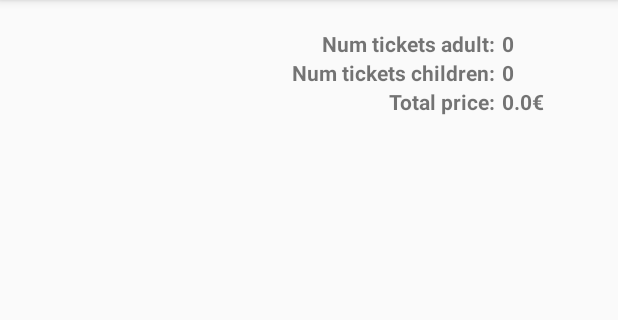
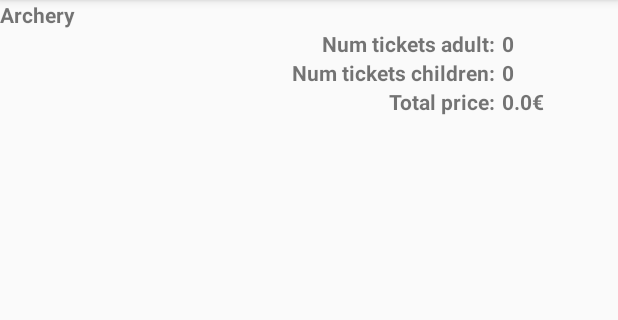
Before and after one commit to manelpm10/android-3-olympicgamestickets, an Android app: the screen it shows after launch (ShowTicketsSummaryActivity), after a tap on "BUY", on a phone screen of 412 x 824 dp, the part 84-404 px from its top. Run offline under Robolectric (Android 15) with nearby library versions, the phone set to English and light mode, and no system bars.

```diff
--- a/src/main/java/es/pue/android/olympicgamestickets/BuyTicketsFormActivity.java
+++ b/src/main/java/es/pue/android/olympicgamestickets/BuyTicketsFormActivity.java
@@ -14,6 +14,7 @@ import java.util.ArrayList;
 import java.util.List;
 
 import es.pue.android.olympicgamestickets.model.Sport;
+import es.pue.android.olympicgamestickets.service.TicketsCalculator;
 
 public class BuyTicketsFormActivity extends AppCompatActivity {
 
@@ -32,8 +33,6 @@ public class BuyTicketsFormActivity extends AppCompatActivity {
         super.onCreate(savedInstanceState);
         setContentView(R.layout.activity_buy_tickets_form);
 
-        this.init();
-
         tvTotalPrice = findViewById(R.id.tvTotalPrice);
 
         spNumTicketsAdult = findViewById(R.id.spNumTicketsAdult);
@@ -45,23 +44,27 @@ public class BuyTicketsFormActivity extends AppCompatActivity {
         spSport = findViewById(R.id.spSport);
         spSport.setOnItemSelectedListener(this.getOnSpSportItemSelectedListener());
 
-        //this.printSports();
+        this.initSports();
     }
 
-    private void printSports() {
-        ArrayAdapter spinnerAdapter = (ArrayAdapter) spSport.getAdapter();
-        for (Sport sport: sports) {
-            spinnerAdapter.add(sport.getName());
-        }
-        spinnerAdapter.notifyDataSetChanged();
-    }
-
-    private void init() {
+    private void initSports() {
         sports = new ArrayList<>();
+        List<String> sportNames = new ArrayList<>();
 
         sports.add(new Sport(1, getString(R.string.litsArchery), 10.00d, 5.00d));
         sports.add(new Sport(2, getString(R.string.litsJabalin), 20.00d, 10.00d));
         sports.add(new Sport(3, getString(R.string.litsThrowHammer), 30.00d, 15.00d));
+
+        for (Sport sport: sports) {
+            sportNames.add(sport.getName());
+        }
+
+        spSport.setAdapter(
+                new ArrayAdapter<>(
+                        this, R.layout.support_simple_spinner_dropdown_item,
+                        sportNames
+                )
+        );
     }
 
     @NonNull
@@ -81,24 +84,21 @@ public class BuyTicketsFormActivity extends AppCompatActivity {
 
     private double getTotalPrice() {
         int selectedSport = spSport.getSelectedItemPosition();
-        if (0 >= selectedSport) {
-            return 0;
-        }
 
-        int numTicketsAdult = spNumTicketsAdult.getSelectedItemPosition();
-        int numTicketsChildren = spNumTicketsChildren.getSelectedItemPosition();
-        double ticketPriceAdult = sports.get(selectedSport).getPriceAdult();
-        double ticketPriceChildren = sports.get(selectedSport).getPriceChild();
-
-        return (numTicketsAdult * ticketPriceAdult) + (numTicketsChildren * ticketPriceChildren);
+        return new TicketsCalculator().calculte(
+                spNumTicketsAdult.getSelectedItemPosition(),
+                spNumTicketsChildren.getSelectedItemPosition(),
+                sports.get(selectedSport));
     }
 
     public void showInfo(View view) {
+        int selectedSport = spSport.getSelectedItemPosition();
+        Sport sport = sports.get(selectedSport);
+
         Intent i = new Intent(BuyTicketsFormActivity.this, ShowTicketsSummaryActivity.class);
-        i.putExtra("numTicketsAdult", spNumTicketsAdult.getSelectedItemPosition());
-        i.putExtra("numTicketsChildren", spNumTicketsChildren.getSelectedItemPosition());
-        i.putExtra("totalPrice", getTotalPrice());
-        i.putExtra("sportName", spSport.getSelectedItem().toString());
+        i.putExtra(Constants.NUM_TICKETS_ADULT, spNumTicketsAdult.getSelectedItemPosition());
+        i.putExtra(Constants.NUM_TICKETS_CHILD, spNumTicketsChildren.getSelectedItemPosition());
+        i.putExtra(Constants.SPORT, sport);
         startActivity(i);
     }
 }
--- /dev/null
+++ b/src/main/java/es/pue/android/olympicgamestickets/Constants.java
@@ -0,0 +1,7 @@
+package es.pue.android.olympicgamestickets;
+
+public class Constants {
+    public static final String SPORT = "Sport";
+    public static final String NUM_TICKETS_ADULT = "numTicketsAdult";
+    public static final String NUM_TICKETS_CHILD = "numTicketsChild";
+}
--- a/src/main/java/es/pue/android/olympicgamestickets/ShowTicketsSummaryActivity.java
+++ b/src/main/java/es/pue/android/olympicgamestickets/ShowTicketsSummaryActivity.java
@@ -4,6 +4,9 @@ import android.content.Intent;
 import android.support.v7.app.AppCompatActivity;
 import android.os.Bundle;
 import android.widget.TextView;
+
+import es.pue.android.olympicgamestickets.model.Sport;
+import es.pue.android.olympicgamestickets.service.TicketsCalculator;
 
 public class ShowTicketsSummaryActivity extends AppCompatActivity {
 
@@ -12,18 +15,20 @@ public class ShowTicketsSummaryActivity extends AppCompatActivity {
         super.onCreate(savedInstanceState);
         setContentView(R.layout.activity_show_tickets_summary);
 
+        TicketsCalculator calculator = new TicketsCalculator();
+
         Intent i = getIntent();
-        String sportName = i.getStringExtra("sportName");
-        int numTicketsAdult = i.getIntExtra("numTicketsAdult", 0);
-        int numTicketsChildren = i.getIntExtra("numTicketsChildren", 0);
-        double totalPrice = i.getDoubleExtra("totalPrice", 0d);
+        Sport sport = (Sport) i.getSerializableExtra(Constants.SPORT);
+        int numTicketsAdult = i.getIntExtra(Constants.NUM_TICKETS_ADULT, 0);
+        int numTicketsChildren = i.getIntExtra(Constants.NUM_TICKETS_CHILD, 0);
+        double totalPrice = calculator.calculte(numTicketsAdult, numTicketsChildren, sport);
 
         TextView tvSportName = findViewById(R.id.tvSportName);
         TextView tvNumTicketsAdult = findViewById(R.id.tvNumTicketsAdult);
         TextView tvNumTicketsChildren = findViewById(R.id.tvNumTicketsChildren);
         TextView tvTotalPrice = findViewById(R.id.tvTotalPrice);
 
-        tvSportName.setText(sportName);
+        tvSportName.setText(sport.getName());
         tvNumTicketsAdult.setText(""+numTicketsAdult);
         tvNumTicketsChildren.setText(""+numTicketsChildren);
         tvTotalPrice.setText(String.format("%s€", totalPrice));
--- a/src/main/java/es/pue/android/olympicgamestickets/model/Sport.java
+++ b/src/main/java/es/pue/android/olympicgamestickets/model/Sport.java
@@ -1,6 +1,8 @@
 package es.pue.android.olympicgamestickets.model;
 
-public class Sport {
+import java.io.Serializable;
+
+public class Sport implements Serializable{
     private int id;
     private String name;
     private double priceAdult;
--- a/src/main/java/es/pue/android/olympicgamestickets/service/TicketsCalculator.java
+++ b/src/main/java/es/pue/android/olympicgamestickets/service/TicketsCalculator.java
@@ -1,5 +1,14 @@
 package es.pue.android.olympicgamestickets.service;
+
+import es.pue.android.olympicgamestickets.model.Sport;
 
 public class TicketsCalculator {
 
+    public double calculte(int numTicketsAdult, int numTicketsChildren, Sport sport) {
+
+        double ticketPriceAdult = sport.getPriceAdult();
+        double ticketPriceChildren = sport.getPriceChild();
+
+        return (numTicketsAdult * ticketPriceAdult) + (numTicketsChildren * ticketPriceChildren);
+    }
 }
```
